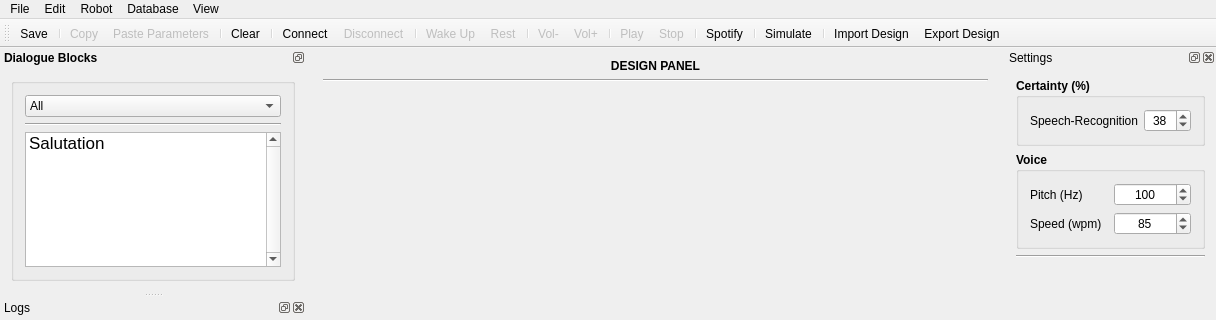
Before: the Qt Designer form interaction_manager/ui/dialogmainwindow.ui in ES-TUDelft/interaction-design-tool-ir, drawn with Qt 5; both pictures show x 0 to 1216 and y 0 to 320 of the 1216 by 769 pixel window.
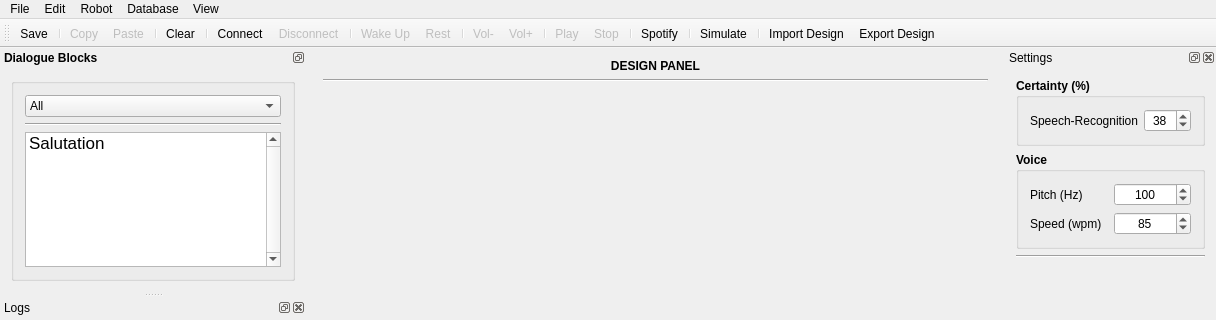
After: the same form once the commit is applied. Icons and pictures are not drawn.

Diff of the .ui file:
```diff
--- a/interaction_manager/ui/dialogmainwindow.ui
+++ b/interaction_manager/ui/dialogmainwindow.ui
@@ -188,7 +188,7 @@
    <addaction name="actionMenuSave"/>
    <addaction name="separator"/>
    <addaction name="actionMenuCopy"/>
-   <addaction name="actionMenuPasteParameters"/>
+   <addaction name="actionMenuPaste"/>
    <addaction name="separator"/>
    <addaction name="actionMenuClear"/>
    <addaction name="separator"/>
@@ -887,24 +887,6 @@
     <string>Ctrl+V</string>
    </property>
   </action>
-  <action name="actionMenuPasteParameters">
-   <property name="enabled">
-    <bool>false</bool>
-   </property>
-   <property name="icon">
-    <iconset resource="hre_resources/resources.qrc">
-     <normaloff>:/hreresources/icons/paste.png</normaloff>:/hreresources/icons/paste.png</iconset>
-   </property>
-   <property name="text">
-    <string>Paste Parameters</string>
-   </property>
-   <property name="toolTip">
-    <string>Paste Parameters</string>
-   </property>
-   <property name="shortcut">
-    <string>Ctrl+Shift+V</string>
-   </property>
-  </action>
   <action name="actionMenuDelete">
    <property name="enabled">
     <bool>true</bool>
```
Left out of the diff: 1 changed line with no effect on the pictures.
